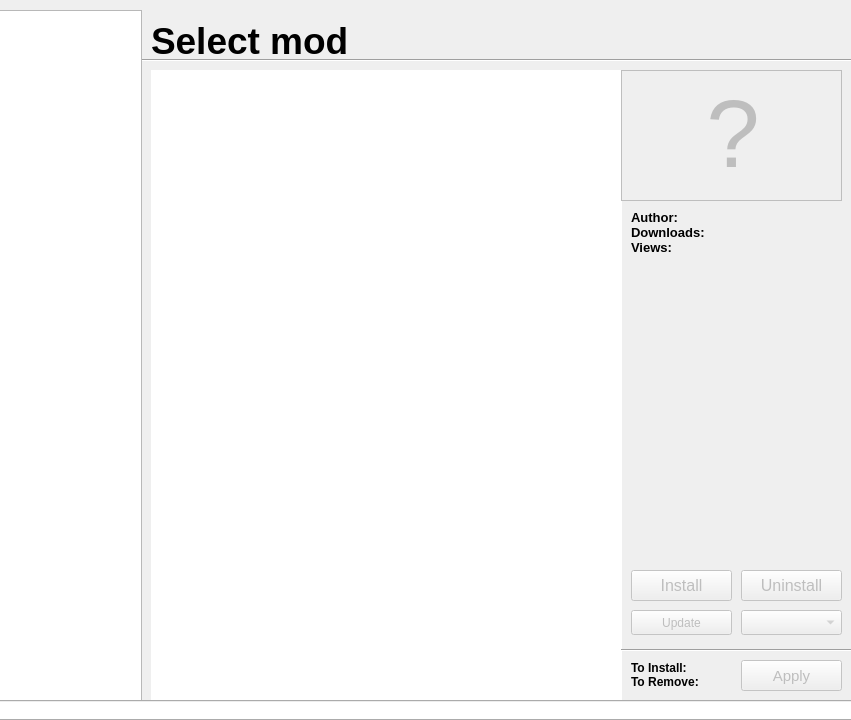
Above: .ui from VsModManager/App before the change; both pictures show x 429 to 1280 and y 0 to 720 of the 1280 by 720 pixel window. Below: the same form after it.
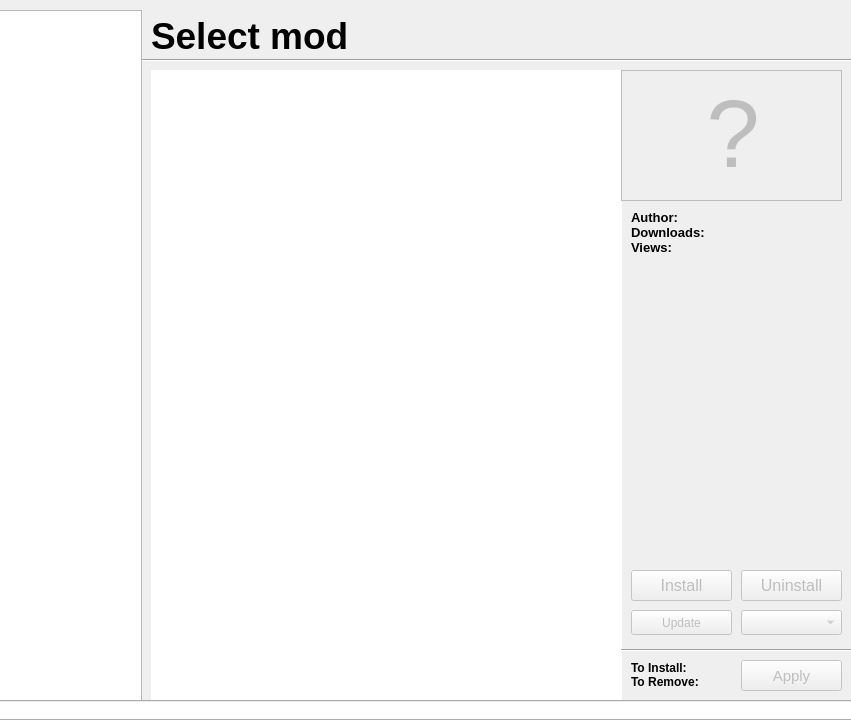
That is the form after the change.

```diff
--- a/.ui
+++ b/.ui
@@ -89,7 +89,7 @@
       <x>580</x>
       <y>10</y>
       <width>691</width>
-      <height>61</height>
+      <height>51</height>
      </rect>
     </property>
     <property name="font">
@@ -189,7 +189,7 @@
       <x>1060</x>
       <y>210</y>
       <width>211</width>
-      <height>341</height>
+      <height>331</height>
      </rect>
     </property>
     <property name="font">
@@ -313,9 +313,9 @@
     <property name="geometry">
      <rect>
       <x>1060</x>
-      <y>551</y>
+      <y>540</y>
       <width>211</width>
-      <height>20</height>
+      <height>31</height>
      </rect>
     </property>
     <property name="font">
```
Left out of the diff: 2 changed lines with no effect on the pictures.
